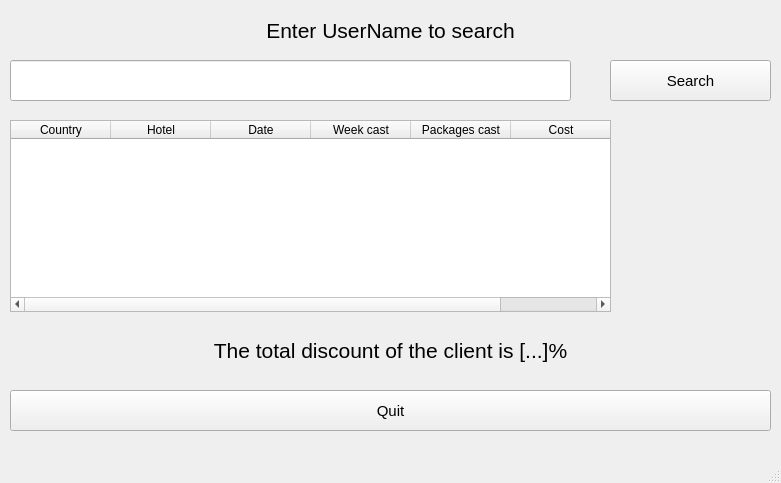
Qt form mdkpv2/show_clients.ui (Korobkov124/MDKP) before a commit.
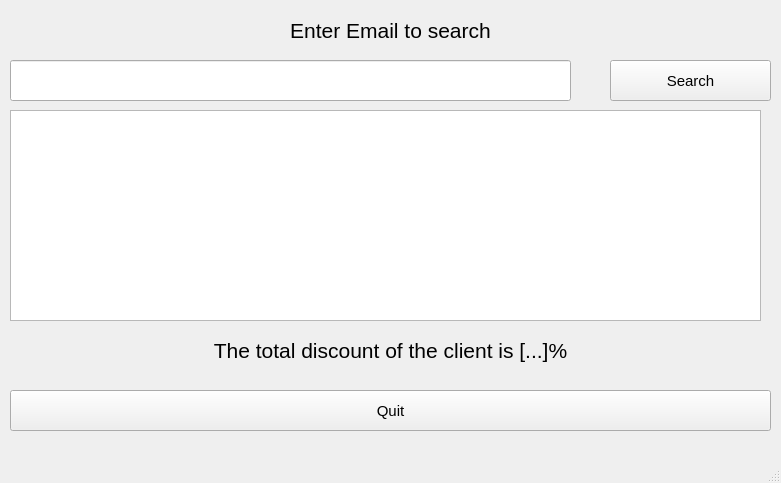
The same form after that commit.

What changed in the file:
```diff
--- a/mdkpv2/show_clients.ui
+++ b/mdkpv2/show_clients.ui
@@ -33,46 +33,6 @@
      <string>Search</string>
     </property>
    </widget>
-   <widget class="QTableWidget" name="tableWidget">
-    <property name="geometry">
-     <rect>
-      <x>10</x>
-      <y>120</y>
-      <width>601</width>
-      <height>192</height>
-     </rect>
-    </property>
-    <column>
-     <property name="text">
-      <string>Country</string>
-     </property>
-    </column>
-    <column>
-     <property name="text">
-      <string>Hotel</string>
-     </property>
-    </column>
-    <column>
-     <property name="text">
-      <string>Date</string>
-     </property>
-    </column>
-    <column>
-     <property name="text">
-      <string>Week cast</string>
-     </property>
-    </column>
-    <column>
-     <property name="text">
-      <string>Packages cast</string>
-     </property>
-    </column>
-    <column>
-     <property name="text">
-      <string>Cost</string>
-     </property>
-    </column>
-   </widget>
    <widget class="QLabel" name="label_3">
     <property name="geometry">
      <rect>
@@ -96,7 +56,7 @@
      </rect>
     </property>
     <property name="text">
-     <string>&lt;html&gt;&lt;head/&gt;&lt;body&gt;&lt;p align=&quot;center&quot;&gt;&lt;span style=&quot; font-size:16pt;&quot;&gt;Enter UserName to search&lt;/span&gt;&lt;/p&gt;&lt;/body&gt;&lt;/html&gt;</string>
+     <string>&lt;html&gt;&lt;head/&gt;&lt;body&gt;&lt;p align=&quot;center&quot;&gt;&lt;span style=&quot; font-size:16pt;&quot;&gt;Enter Email to search&lt;/span&gt;&lt;/p&gt;&lt;/body&gt;&lt;/html&gt;</string>
     </property>
    </widget>
    <widget class="QLineEdit" name="lineEdit">
@@ -128,6 +88,16 @@
      <string>Quit</string>
     </property>
    </widget>
+   <widget class="QTreeView" name="treeView">
+    <property name="geometry">
+     <rect>
+      <x>10</x>
+      <y>110</y>
+      <width>751</width>
+      <height>211</height>
+     </rect>
+    </property>
+   </widget>
   </widget>
   <widget class="QMenuBar" name="menubar">
    <property name="geometry">
```
